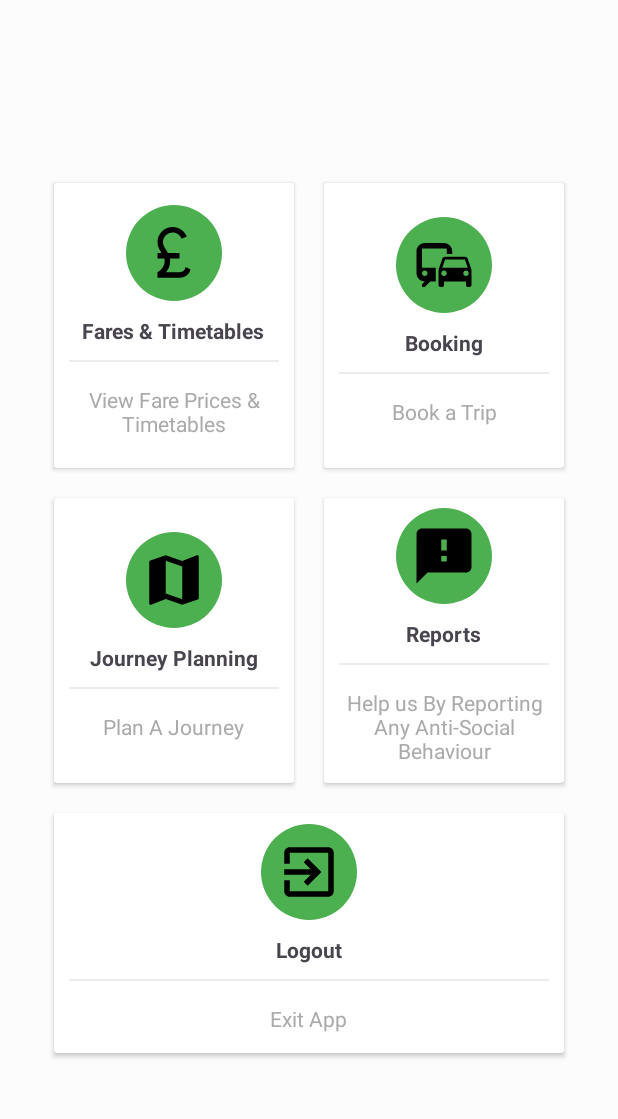
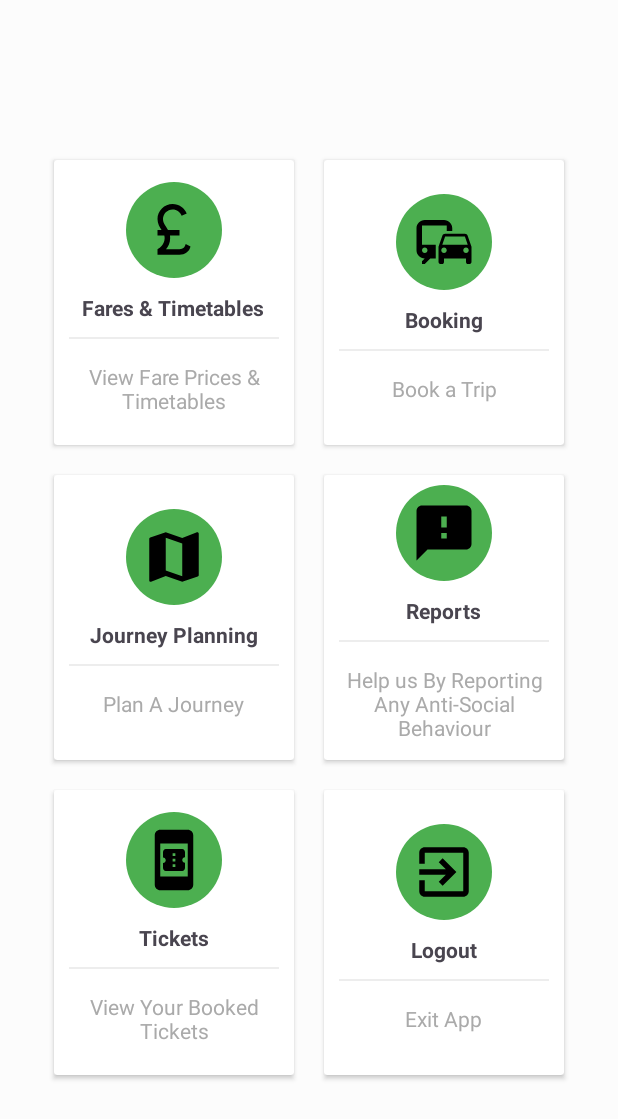
Before and after one commit to elialuko/FinalYearProject, an Android app: the Welcome screen opened directly, with no data from a screen before it, on a phone screen of 412 x 824 dp. Shown: the top 1119 px of the screen. Run offline under Robolectric (Android 15) with nearby library versions, the phone set to English and light mode, and no system bars.

Commit message:
Initial Commit

```diff
--- a/app/src/main/java/com/example/busbooking/Logout.java
+++ b/app/src/main/java/com/example/busbooking/Logout.java
@@ -14,7 +14,7 @@ public class Logout extends AppCompatActivity {
     protected void onCreate(Bundle savedInstanceState) {
         super.onCreate(savedInstanceState);
         setContentView(R.layout.activity_logout);
-        FirebaseDatabase.getInstance().goOffline();
+        //FirebaseDatabase.getInstance().goOffline();
         finish();
         Toast.makeText(Logout.this, "Logged Out", Toast.LENGTH_LONG).show();
         startActivity(new Intent(this, MainActivity.class));
--- a/app/src/main/java/com/example/busbooking/Model/MyAdapter.java
+++ b/app/src/main/java/com/example/busbooking/Model/MyAdapter.java
@@ -27,7 +27,7 @@ public class MyAdapter extends RecyclerView.Adapter<MyAdapter.MyViewHolder> {
     @Override
     public MyViewHolder onCreateViewHolder(@NonNull ViewGroup parent, int viewType) {
         View v = LayoutInflater.from(context).inflate(R.layout.entry,parent,false);
-        return null;
+        return new MyViewHolder(v);
     }
 
     @Override
--- a/app/src/main/java/com/example/busbooking/SignIn.java
+++ b/app/src/main/java/com/example/busbooking/SignIn.java
@@ -64,6 +64,7 @@ public class SignIn extends AppCompatActivity {
                             Intent intent = new Intent(SignIn.this, Welcome.class);
                             startActivity(intent);
                         }else{
+                            mDialog.dismiss();
                             Toast.makeText(SignIn.this, "Login Unsuccessful", Toast.LENGTH_LONG).show();
                         }
                     }
--- a/app/src/main/java/com/example/busbooking/Welcome.java
+++ b/app/src/main/java/com/example/busbooking/Welcome.java
@@ -8,7 +8,7 @@ import android.os.Bundle;
 import android.view.View;
 
 public class Welcome extends AppCompatActivity implements View.OnClickListener {
-    CardView fare, booking, journey, reports, logout;
+    CardView fare, booking, journey, reports, tickets, logout;
 
     @Override
     protected void onCreate(Bundle savedInstanceState) {
@@ -19,12 +19,14 @@ public class Welcome extends AppCompatActivity implements View.OnClickListener {
         booking = findViewById(R.id.booking_card);
         journey = findViewById(R.id.journey_card);
         reports = findViewById(R.id.reports_card);
+        tickets = findViewById(R.id.tickets_card);
         logout = findViewById(R.id.logout_card);
 
         fare.setOnClickListener(this);
         booking.setOnClickListener(this);
         journey.setOnClickListener(this);
         reports.setOnClickListener(this);
+        tickets.setOnClickListener(this);
         logout.setOnClickListener(this);
     }
 
@@ -46,6 +48,9 @@ public class Welcome extends AppCompatActivity implements View.OnClickListener {
             case "reports" : i = new Intent(Welcome.this, Reports.class);
             startActivity(i);
             break;
+            case "tickets" : i = new Intent(Welcome.this, com.example.busbooking.List.class);
+            startActivity(i);
+            break;
             case "logout" : i = new Intent(Welcome.this, Logout.class);
             startActivity(i);
             break;
--- /dev/null
+++ b/app/src/main/res/drawable/baseline_book_online_24.xml
@@ -0,0 +1,5 @@
+<vector android:height="24dp" android:tint="#000000"
+    android:viewportHeight="24" android:viewportWidth="24"
+    android:width="24dp" xmlns:android="http://schemas.android.com/apk/res/android">
+    <path android:fillColor="@android:color/white" android:pathData="M17,1H7C5.9,1 5,1.9 5,3v18c0,1.1 0.9,2 2,2h10c1.1,0 2,-0.9 2,-2V3C19,1.9 18.1,1 17,1zM7,18V6h10v12H7zM16,11V9.14C16,8.51 15.55,8 15,8H9C8.45,8 8,8.51 8,9.14l0,1.96c0.55,0 1,0.45 1,1c0,0.55 -0.45,1 -1,1l0,1.76C8,15.49 8.45,16 9,16h6c0.55,0 1,-0.51 1,-1.14V13c-0.55,0 -1,-0.45 -1,-1C15,11.45 15.45,11 16,11zM12.5,14.5h-1v-1h1V14.5zM12.5,12.5h-1v-1h1V12.5zM12.5,10.5h-1v-1h1V10.5z"/>
+</vector>
--- a/app/src/main/res/layout/activity_welcome.xml
+++ b/app/src/main/res/layout/activity_welcome.xml
@@ -203,12 +203,54 @@
         android:layout_width="match_parent"
         android:layout_height="wrap_content">
         <androidx.cardview.widget.CardView
+            android:id="@+id/tickets_card"
+            android:tag="tickets"
+            android:foreground="?android:attr/selectableItemBackground"
+            android:clickable="true"
+            android:layout_width="160dp"
+            android:layout_height="190dp"
+            android:layout_margin="10dp">
+            <LinearLayout
+                android:layout_width="match_parent"
+                android:layout_height="match_parent"
+                android:orientation="vertical"
+                android:gravity="center">
+                <ImageView
+                    android:layout_width="64dp"
+                    android:layout_height="64dp"
+                    android:background="@drawable/circlebackgroundgreen"
+                    android:src="@drawable/baseline_book_online_24"
+                    android:padding="10dp"
+                    />
+                <TextView
+                    android:layout_width="wrap_content"
+                    android:layout_height="wrap_content"
+                    android:textStyle="bold"
+                    android:layout_marginTop="10dp"
+                    android:text="Tickets"/>
+                <View
+                    android:layout_width="match_parent"
+                    android:layout_height="1dp"
+                    android:background="@color/lightgray"
+                    android:layout_margin="10dp"/>
+                <TextView
+                    android:layout_width="wrap_content"
+                    android:layout_height="wrap_content"
+                    android:gravity="center"
+                    android:text="View Your Booked Tickets"
+                    android:padding="5dp"
+                    android:textColor="@android:color/darker_gray"/>
+
+            </LinearLayout>
+
+        </androidx.cardview.widget.CardView>
+        <androidx.cardview.widget.CardView
             android:id="@+id/logout_card"
             android:tag="logout"
             android:foreground="?android:attr/selectableItemBackground"
             android:clickable="true"
-            android:layout_width="340dp"
-            android:layout_height="160dp"
+            android:layout_width="160dp"
+            android:layout_height="190dp"
             android:layout_margin="10dp">
             <LinearLayout
                 android:layout_width="match_parent"
@@ -244,6 +286,7 @@
 
         </androidx.cardview.widget.CardView>
 
+
     </LinearLayout>
 
 </LinearLayout>
--- a/app/src/main/res/layout/entry.xml
+++ b/app/src/main/res/layout/entry.xml
@@ -5,13 +5,15 @@
     xmlns:app="http://schemas.android.com/apk/res-auto"
     app:cardElevation="12dp"
     app:cardCornerRadius="12dp"
-    android:layout_margin="16dp">
+    android:layout_margin="16dp"
+    android:background="@color/green">
 
     <LinearLayout
         android:layout_width="match_parent"
         android:layout_height="wrap_content"
         android:layout_margin="16dp"
-        android:orientation="vertical">
+        android:orientation="vertical"
+        android:background="@color/green">
 
     <LinearLayout
         android:layout_width="wrap_content"
```
